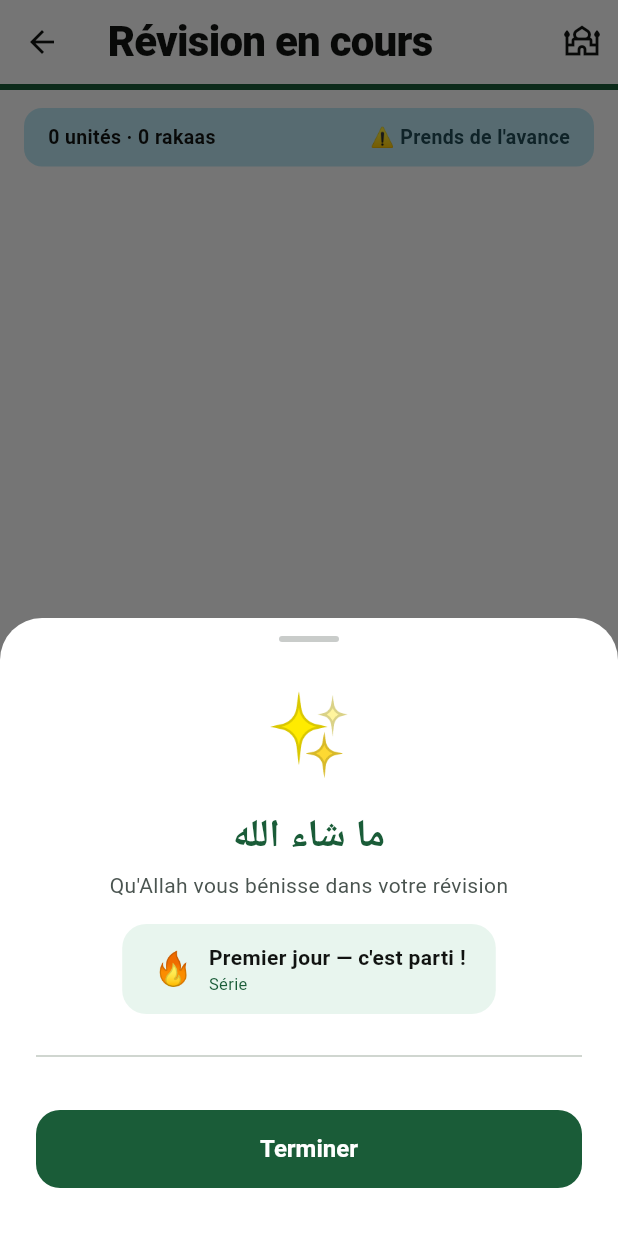
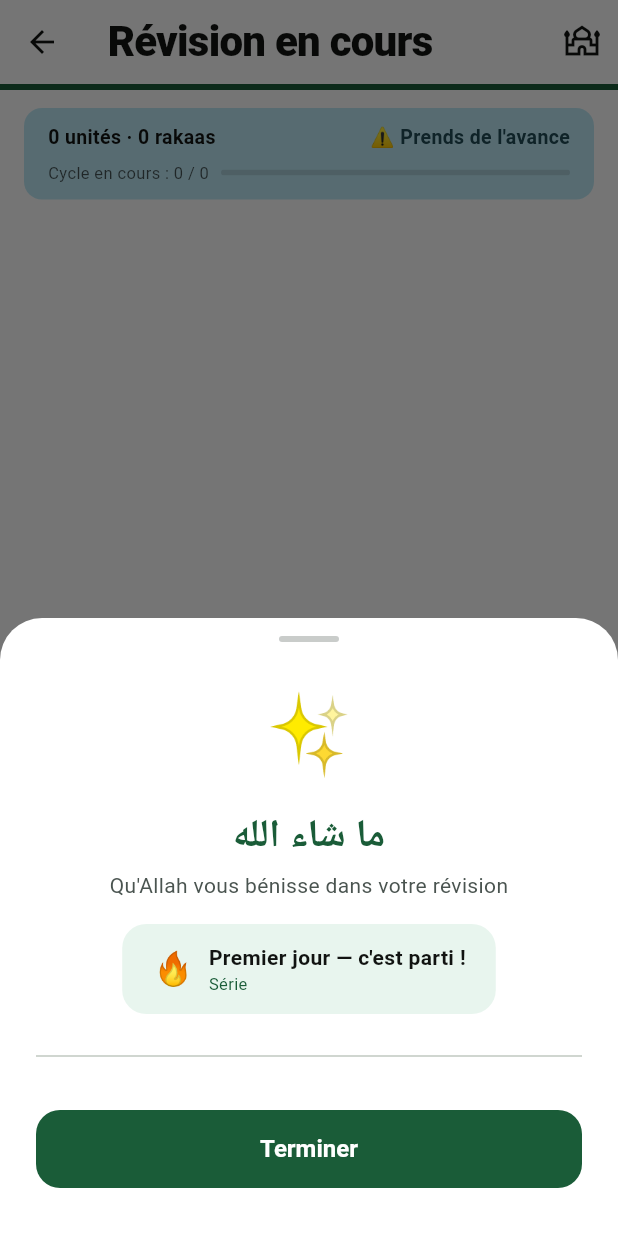
Before and after one commit to aelhirech/quran-revision, a Flutter app: the PlanScreen screen opened directly with empty values, after a tap on "Révision complétée ✓", on a phone screen of 412 x 824 dp. Run offline on Flutter 3.47's test engine with Material 3 defaults, Android fonts, the phone set to English and light mode, and no system bars; drawn by our look-alikes of flutter_animate; our stand-ins replace flutter_local_notifications, google_fonts, shared_preferences, sqflite; missing offline and left inert: quran; accounts and stored records are empty.

Commit message:
feat(sprint6): fix edit surah + no-repeat sourate par prière + cycle progress
- S6-A: préserve startDate lors de l édition des sourates (évitait de réinitialiser la progression)
- S6-B: interdit la répétition d une sourate dans une même prière (swap priorité liturgique)
- S6-C: barre de progression du cycle dans le summary bar du PlanScreen

Co-Authored-By: Claude Sonnet 4.6 <noreply@anthropic.com>

```diff
--- a/lib/screens/plan_screen.dart
+++ b/lib/screens/plan_screen.dart
@@ -241,35 +241,67 @@ class _PlanScreenState extends State<PlanScreen> {
   }
 
   Widget _summaryBar(ColorScheme cs) {
+    final session = widget.session;
+    final isOnTrack = session.isOnTrack;
+    final bgColor = isOnTrack ? cs.primaryContainer : cs.tertiaryContainer;
+    final cycleEnd =
+        (session.cyclePosition + session.totalUnits).clamp(0, session.cycleTotal);
+
     return Container(
       margin: const EdgeInsets.fromLTRB(16, 12, 16, 4),
       padding: const EdgeInsets.symmetric(horizontal: 16, vertical: 10),
       decoration: BoxDecoration(
-        color: widget.session.isOnTrack
-            ? cs.primaryContainer
-            : cs.tertiaryContainer,
+        color: bgColor,
         borderRadius: BorderRadius.circular(12),
       ),
-      child: Row(
+      child: Column(
+        crossAxisAlignment: CrossAxisAlignment.start,
+        children: [
+          Row(
             mainAxisAlignment: MainAxisAlignment.spaceBetween,
             children: [
               Text(
-            S.unitesRakaas(
-                widget.session.totalUnits, widget.session.totalRakaas),
+                S.unitesRakaas(session.totalUnits, session.totalRakaas),
                 style: TextStyle(
                     color: cs.onSurface,
                     fontWeight: FontWeight.w600,
                     fontSize: 13),
               ),
               Text(
-            widget.session.isOnTrack ? S.dansLesTemps : S.prendsAvance,
+                isOnTrack ? S.dansLesTemps : S.prendsAvance,
                 style: TextStyle(
-              color: widget.session.isOnTrack
+                  color: isOnTrack
                       ? cs.onPrimaryContainer
                       : cs.onTertiaryContainer,
                   fontWeight: FontWeight.w600,
                   fontSize: 13,
                 ),
+              ),
+            ],
+          ),
+          const SizedBox(height: 6),
+          Row(
+            children: [
+              Text(
+                '${S.cycleEnCours} : $cycleEnd / ${session.cycleTotal}',
+                style: TextStyle(
+                    color: cs.onSurface.withValues(alpha: 0.7), fontSize: 11),
+              ),
+              const SizedBox(width: 8),
+              Expanded(
+                child: ClipRRect(
+                  borderRadius: BorderRadius.circular(4),
+                  child: LinearProgressIndicator(
+                    value: session.cycleTotal == 0
+                        ? 0
+                        : cycleEnd / session.cycleTotal,
+                    minHeight: 4,
+                    backgroundColor: cs.onSurface.withValues(alpha: 0.12),
+                    color: cs.onSurface.withValues(alpha: 0.45),
+                  ),
+                ),
+              ),
+            ],
           ),
         ],
       ),
--- a/lib/screens/profile_screen.dart
+++ b/lib/screens/profile_screen.dart
@@ -54,7 +54,7 @@ class _ProfileScreenState extends State<ProfileScreen> {
     await state.saveConfig(UserConfig(
       selections: selections,
       revisionDays: _revisionDays,
-      startDate: DateTime.now(),
+      startDate: state.config?.startDate ?? DateTime.now(),
       shuffleEnabled: state.config?.shuffleEnabled ?? true,
       adaptiveCycle: state.config?.adaptiveCycle ?? false,
     ));
```
Also changed, not shown: lib/core/revision_engine.dart (+30 -5 lines). Lines whose indentation alone changed are shown as unchanged.
